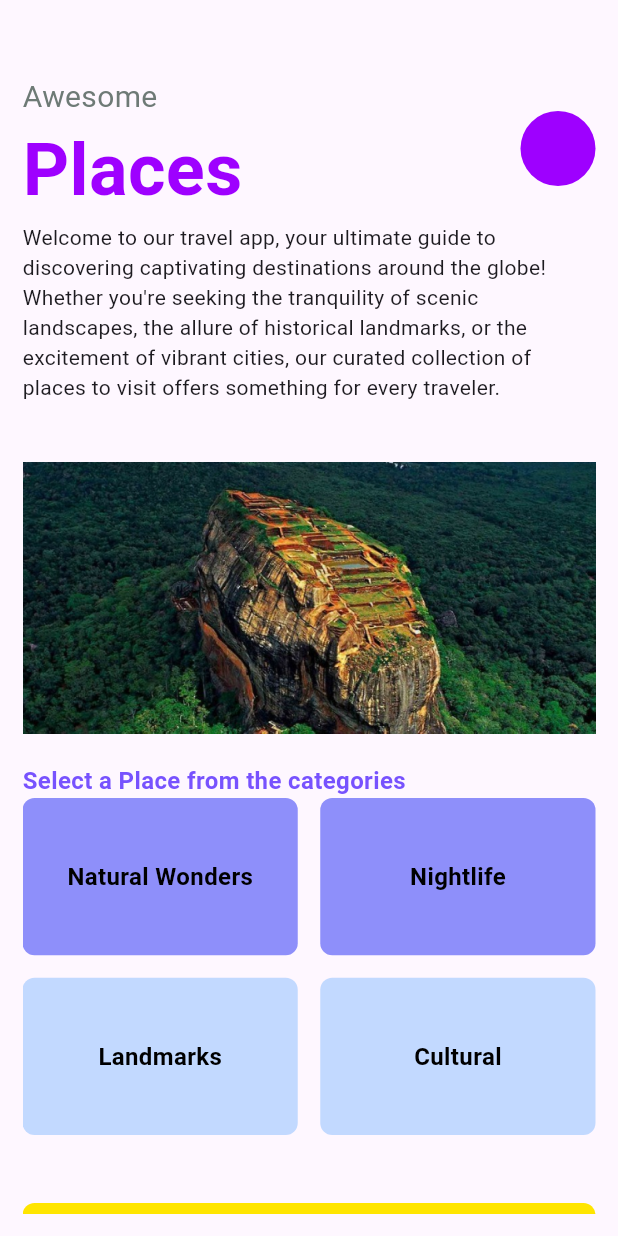
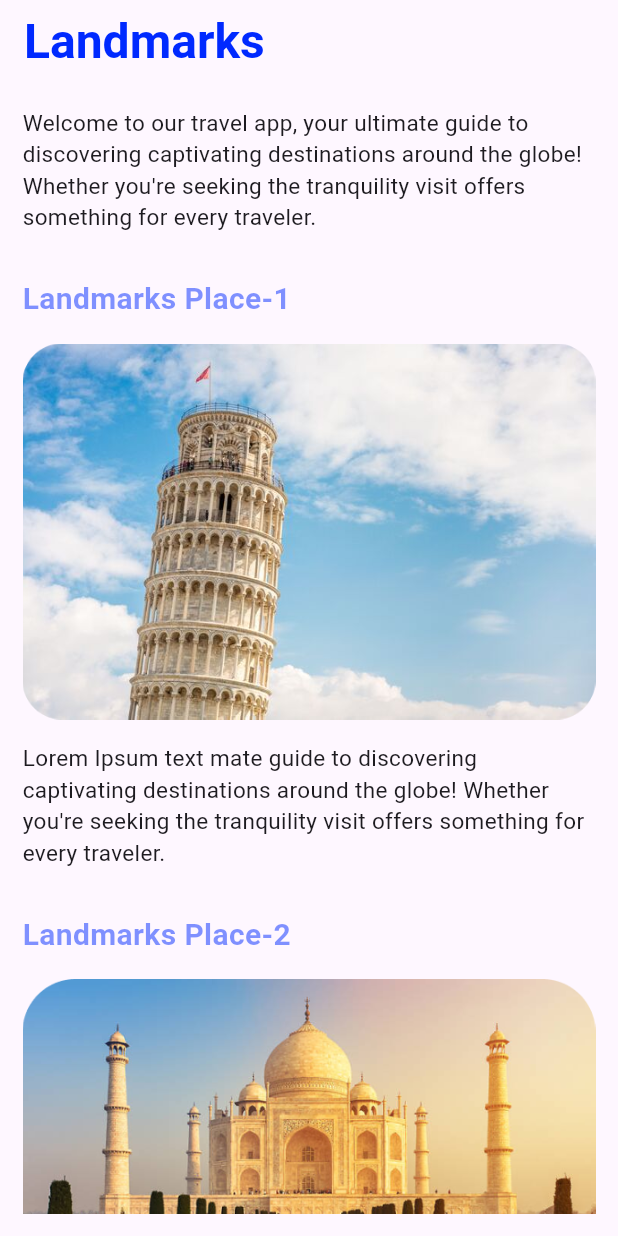
Before and after one commit to Pranab-1994/flutter_natureapp, a Flutter app: the screen it shows after launch, on a phone screen of 412 x 824 dp. Run offline on Flutter 3.47's test engine with Material 3 defaults, Android fonts, the phone set to English and light mode, and no system bars.

Commit message:
all commit

```diff
--- a/lib/main.dart
+++ b/lib/main.dart
@@ -1,5 +1,7 @@
 import 'package:flutter/material.dart';
 import 'package:nature_app/pages/dashboard/dashboard_screen.dart';
+import 'package:nature_app/pages/dashboard/landmark_details.dart';
+import 'package:nature_app/pages/dashboard/nightlife_details.dart';
 
 void main() {
   runApp(const MyApp());
@@ -17,7 +19,7 @@ class MyApp extends StatelessWidget {
         colorScheme: ColorScheme.fromSeed(seedColor: Colors.deepPurple),
         useMaterial3: true,
       ),
-      home: const DashboardScreen(),
+      home: const LandmarkDetails(),
     );
   }
 }
--- a/lib/pages/dashboard/dashboard_screen.dart
+++ b/lib/pages/dashboard/dashboard_screen.dart
@@ -16,7 +16,9 @@ class _DashboardScreenState extends State<DashboardScreen> {
   onNatureTap(natureData) {
     print('hi=> $natureData');
     Navigator.of(context).push(
-      MaterialPageRoute(builder: (context) => NatureDetails(title: natureData)),
+      MaterialPageRoute(
+        builder: (context) => NatureDetails(title: natureData),
+      ),
     );
     // Navigator.push(
     //   context,
@@ -61,7 +63,10 @@ class _DashboardScreenState extends State<DashboardScreen> {
                         ),
                       ),
                     ),
-                    NatureList(onNatureTap: onNatureTap),
+                    NatureList(
+                      onNatureTap: onNatureTap,
+                      natureList: natureList,
+                    ),
                     const BookRideButton(),
                   ],
                 ),
--- /dev/null
+++ b/lib/pages/dashboard/landmark_details.dart
@@ -0,0 +1,98 @@
+import 'package:flutter/material.dart';
+
+class LandmarkDetails extends StatelessWidget {
+  const LandmarkDetails({super.key});
+
+  @override
+  Widget build(BuildContext context) {
+    return Scaffold(
+      appBar: AppBar(
+        title: const Text(
+          "Landmarks",
+          style: TextStyle(
+            fontWeight: FontWeight.w600,
+            fontSize: 32,
+            color: Color(0xFF0029FF),
+          ),
+        ),
+      ),
+      body: Container(
+        margin: const EdgeInsets.all(15),
+        child: SingleChildScrollView(
+          child: Column(
+            children: [
+              buildHeaderDetails(
+                headTitle:
+                    "Welcome to our travel app, your ultimate guide to discovering captivating destinations around the globe! Whether you're seeking the tranquility visit offers something for every traveler.",
+              ),
+              buildHeaderDetails2(
+                natureName: "Landmarks Place-1",
+              ),
+              buildImagePortion1(
+                natureImg: "assets/images/land1.png",
+              ),
+              const SizedBox(height: 15),
+              buildHeaderDetails(
+                headTitle:
+                    "Lorem Ipsum text mate guide to discovering captivating destinations around the globe! Whether you're seeking the tranquility visit offers something for every traveler.",
+              ),
+              buildHeaderDetails2(
+                natureName: "Landmarks Place-2",
+              ),
+              buildImagePortion1(
+                natureImg: "assets/images/land2.png",
+              ),
+              const SizedBox(height: 15),
+              buildHeaderDetails(
+                headTitle:
+                    "Lorem Ipsum text mate guide to discovering captivating destinations around the globe! Whether you're seeking the tranquility visit offers something for every traveler.",
+              ),
+              const SizedBox(height: 60),
+            ],
+          ),
+        ),
+      ),
+    );
+  }
+
+  Widget buildImagePortion1({
+    required String natureImg,
+    BoxDecoration? decoration,
+    Color? color,
+  }) {
+    return Container(
+      decoration: decoration,
+      child: color != null
+          ? ColorFiltered(
+              colorFilter: ColorFilter.mode(color, BlendMode.srcIn),
+              child: Image.asset(natureImg),
+            )
+          : Image.asset(natureImg),
+    );
+  }
+
+  Widget buildHeaderDetails2({required String natureName}) {
+    return Container(
+      margin: const EdgeInsets.only(top: 30, bottom: 15),
+      alignment: Alignment.topLeft,
+      child: Text(
+        natureName,
+        style: TextStyle(
+          fontSize: 20,
+          fontWeight: FontWeight.w700,
+          color: const Color(0xFF0029FF).withOpacity(0.5),
+        ),
+      ),
+    );
+  }
+
+  Widget buildHeaderDetails({required String headTitle}) {
+    return Text(
+      headTitle,
+      style: const TextStyle(
+        fontWeight: FontWeight.w400,
+        fontSize: 15,
+      ),
+    );
+  }
+}
```
Also changed, not shown: lib/pages/dashboard/dashboard_widgets/nature_list.dart (+11 -3 lines), lib/pages/dashboard/nightlife_details.dart (added, +98 -0 lines), assets/images/land1.png (added), assets/images/land2.png (added), assets/images/night1 (1).png (added), assets/images/night2 (1).png (added), assets/images/night2.png (added).
